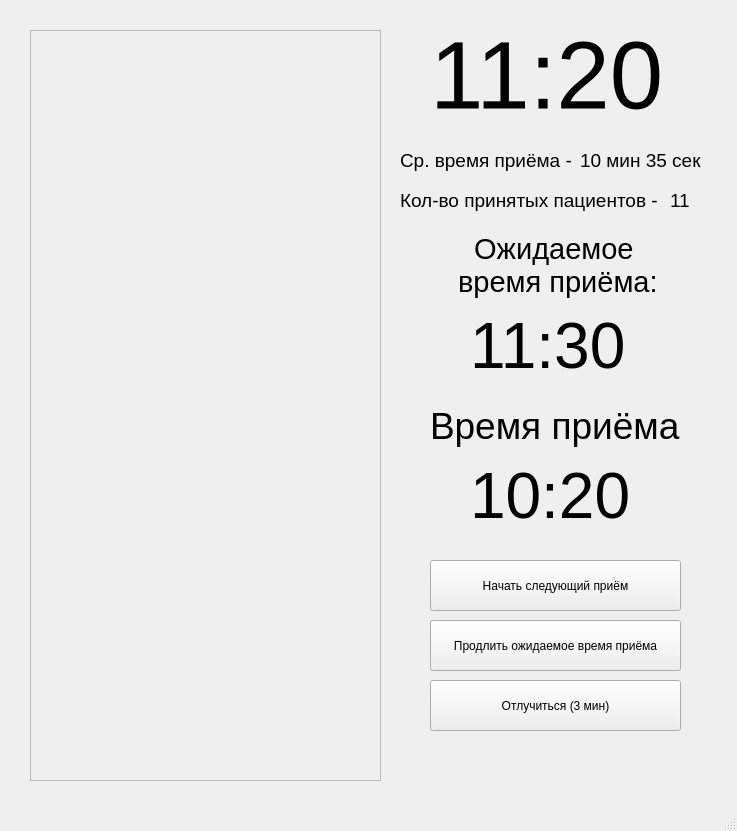
The window that Doctor_main_design.ui (Maxim-haruspexxx-Mikhaylov/Punctual_Patient) describes before a commit, drawn with Qt 5.
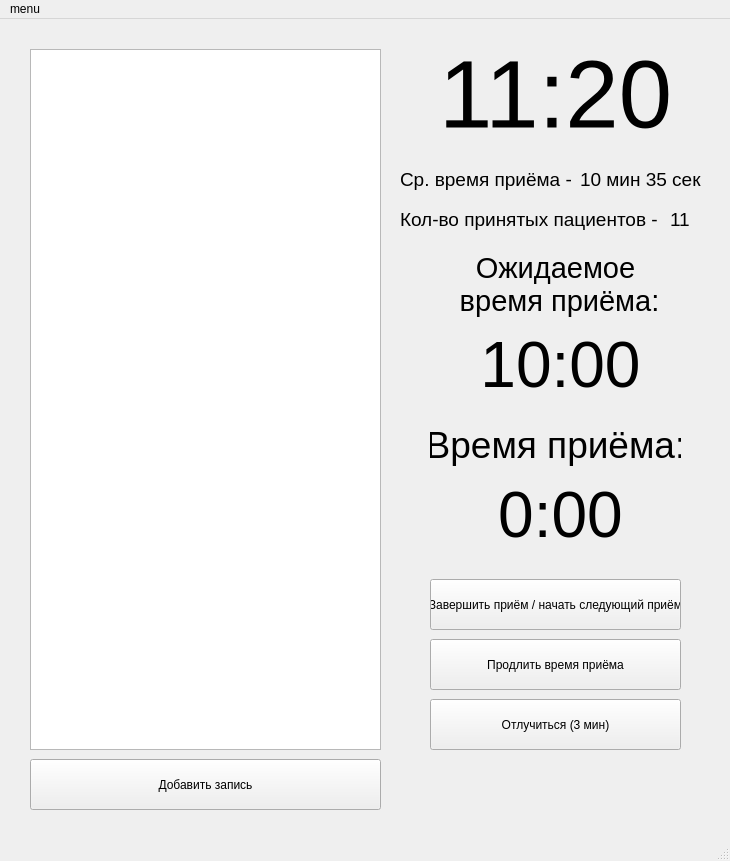
The same window after the commit.

Commit message: Table viewer + clock added

Patch:
```diff
--- a/Doctor_main_design.ui
+++ b/Doctor_main_design.ui
@@ -6,31 +6,15 @@
    <rect>
     <x>0</x>
     <y>0</y>
-    <width>737</width>
-    <height>831</height>
+    <width>730</width>
+    <height>861</height>
    </rect>
   </property>
   <property name="windowTitle">
    <string>Doctor</string>
   </property>
   <widget class="QWidget" name="centralwidget">
-   <widget class="QFrame" name="frame">
-    <property name="geometry">
-     <rect>
-      <x>30</x>
-      <y>30</y>
-      <width>351</width>
-      <height>751</height>
-     </rect>
-    </property>
-    <property name="frameShape">
-     <enum>QFrame::StyledPanel</enum>
-    </property>
-    <property name="frameShadow">
-     <enum>QFrame::Raised</enum>
-    </property>
-   </widget>
-   <widget class="QLabel" name="label_time">
+   <widget class="QLabel" name="label_clock">
     <property name="geometry">
      <rect>
       <x>430</x>
@@ -47,6 +31,9 @@
     <property name="text">
      <string>11:20</string>
     </property>
+    <property name="alignment">
+     <set>Qt::AlignCenter</set>
+    </property>
    </widget>
    <widget class="QLabel" name="label_tag_timer">
     <property name="geometry">
@@ -65,6 +52,9 @@
     <property name="text">
      <string>Время приёма:</string>
     </property>
+    <property name="alignment">
+     <set>Qt::AlignCenter</set>
+    </property>
    </widget>
    <widget class="QLabel" name="label_timer_appointment">
     <property name="geometry">
@@ -81,7 +71,10 @@
      </font>
     </property>
     <property name="text">
-     <string>10:20</string>
+     <string>0:00</string>
+    </property>
+    <property name="alignment">
+     <set>Qt::AlignCenter</set>
     </property>
    </widget>
    <widget class="QLabel" name="label_tag_mid_time">
@@ -166,7 +159,7 @@
      </rect>
     </property>
     <property name="text">
-     <string>Начать следующий приём</string>
+     <string>Завершить приём / начать следующий приём</string>
     </property>
    </widget>
    <widget class="QPushButton" name="button_extend_appointment">
@@ -179,7 +172,7 @@
      </rect>
     </property>
     <property name="text">
-     <string>Продлить ожидаемое время приёма</string>
+     <string>Продлить время приёма</string>
     </property>
    </widget>
    <widget class="QPushButton" name="button_leave">
@@ -210,7 +203,10 @@
      </font>
     </property>
     <property name="text">
-     <string>11:30</string>
+     <string>10:00</string>
+    </property>
+    <property name="alignment">
+     <set>Qt::AlignCenter</set>
     </property>
    </widget>
    <widget class="QLabel" name="label_tag_expected_time">
@@ -228,9 +224,35 @@
      </font>
     </property>
     <property name="text">
-     <string>   Ожидаемое 
+     <string>Ожидаемое 
  время приёма:</string>
     </property>
+    <property name="alignment">
+     <set>Qt::AlignCenter</set>
+    </property>
+   </widget>
+   <widget class="QPushButton" name="button_make_app">
+    <property name="geometry">
+     <rect>
+      <x>30</x>
+      <y>740</y>
+      <width>351</width>
+      <height>51</height>
+     </rect>
+    </property>
+    <property name="text">
+     <string>Добавить запись</string>
+    </property>
+   </widget>
+   <widget class="QTableWidget" name="table_widget">
+    <property name="geometry">
+     <rect>
+      <x>30</x>
+      <y>30</y>
+      <width>351</width>
+      <height>701</height>
+     </rect>
+    </property>
    </widget>
   </widget>
   <widget class="QMenuBar" name="menubar">
@@ -238,10 +260,16 @@
     <rect>
      <x>0</x>
      <y>0</y>
-     <width>737</width>
+     <width>730</width>
      <height>20</height>
     </rect>
    </property>
+   <widget class="QMenu" name="menumenu">
+    <property name="title">
+     <string>menu</string>
+    </property>
+   </widget>
+   <addaction name="menumenu"/>
   </widget>
   <widget class="QStatusBar" name="statusbar"/>
  </widget>
```
Left out of the diff: 6 changed lines with no effect on the pictures. The commit also changes 4 other files.
